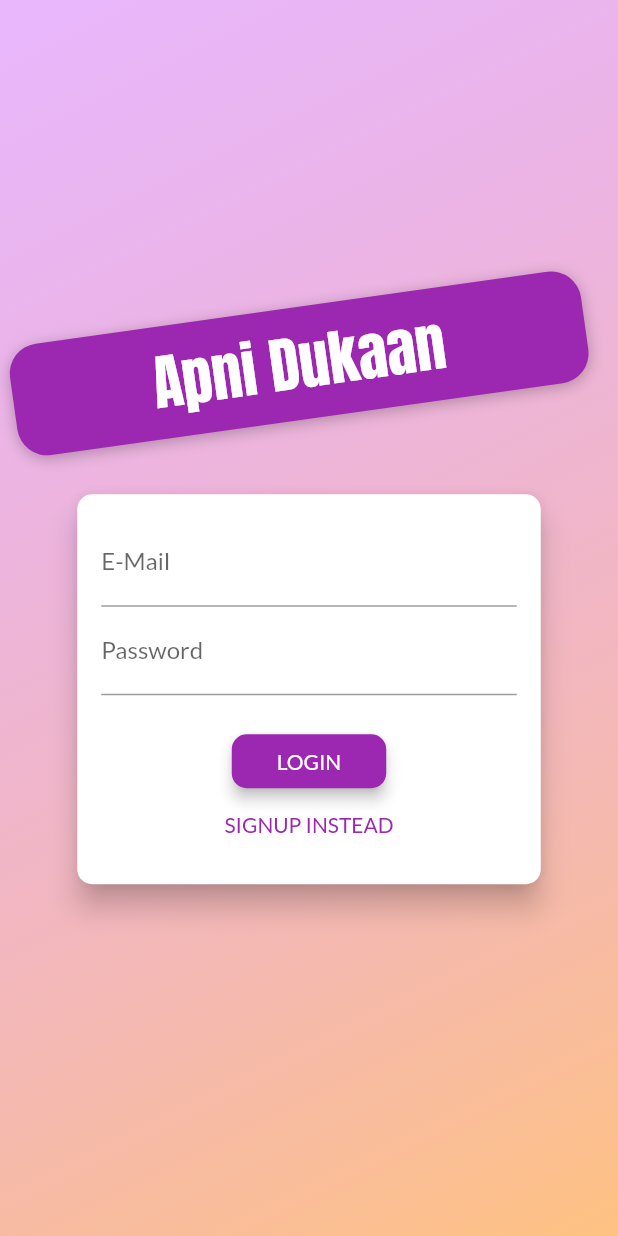
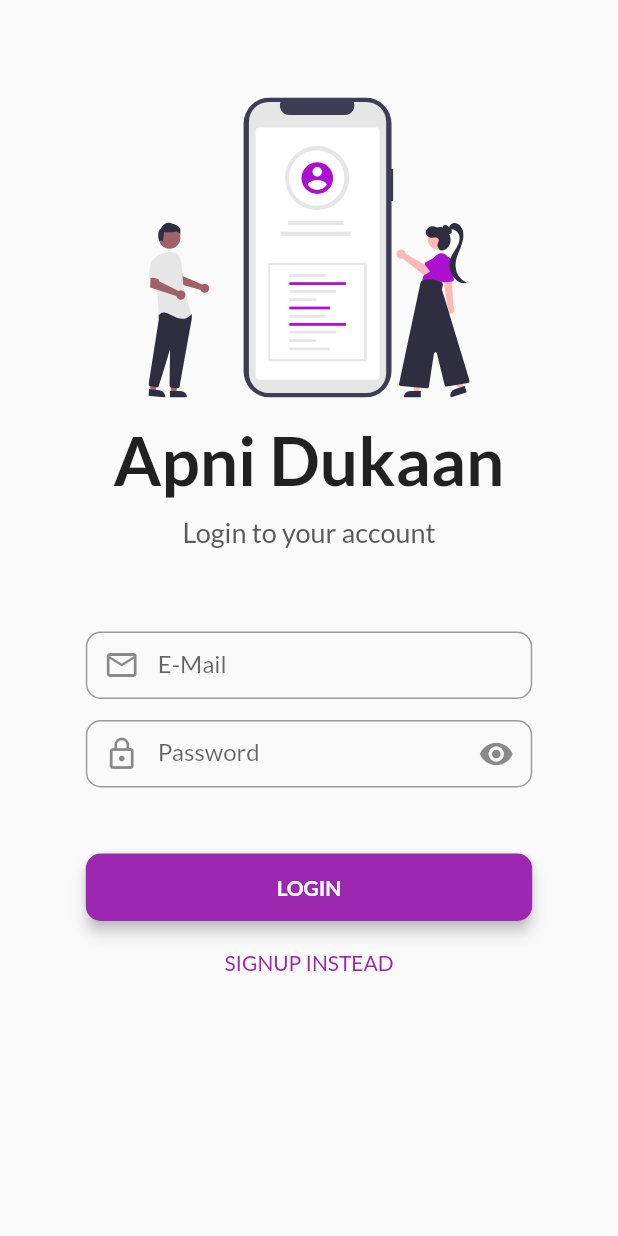
Before and after one commit to isahilgupta1306/shop_app, a Flutter app: the screen it shows after launch, on a phone screen of 412 x 824 dp. Run offline on Flutter 3.47's test engine with Material 2 defaults, Android fonts, the phone set to English and light mode, and no system bars; our stand-ins replace flutter_svg, lottie, shared_preferences.

Commit message:
UI Furnisher (new login page)

```diff
--- a/lib/main.dart
+++ b/lib/main.dart
@@ -59,7 +59,7 @@ class MyApp extends StatelessWidget {
             home: auth.isAuth
                 ? ProductOverviewScreen()
                 : FutureBuilder(
-                    future: Future.delayed(const Duration(seconds: 4), () {
+                    future: Future.delayed(const Duration(seconds: 0), () {
                       auth.tryAutoLogin();
                     }),
                     builder: (ctx, authResultSnapshot) =>
--- a/lib/screens/auth_screen.dart
+++ b/lib/screens/auth_screen.dart
@@ -1,8 +1,10 @@
 import 'dart:math';
+import 'dart:ui';
 import 'package:flutter/material.dart';
 import '../models/http_exception.dart';
 import '../provider/auth.dart';
 import 'package:provider/provider.dart';
+import 'package:flutter_svg/flutter_svg.dart';
 
 enum AuthMode { Signup, Login }
 
@@ -20,15 +22,16 @@ class AuthScreen extends StatelessWidget {
         children: <Widget>[
           Container(
             decoration: BoxDecoration(
-              gradient: LinearGradient(
-                colors: [
-                  Color.fromRGBO(215, 117, 255, 1).withOpacity(0.5),
-                  Color.fromRGBO(255, 188, 117, 1).withOpacity(0.9),
-                ],
-                begin: Alignment.topLeft,
-                end: Alignment.bottomRight,
-                stops: [0, 1],
-              ),
+              color: Color.fromRGBO(250, 250, 250, 1.0),
+              // gradient: LinearGradient(
+              //   colors: [
+              //     Color.fromRGBO(215, 117, 255, 1).withOpacity(0.5),
+              //     Color.fromRGBO(255, 188, 117, 1).withOpacity(0.9),
+              //   ],
+              //   begin: Alignment.topLeft,
+              //   end: Alignment.bottomRight,
+              //   stops: [0, 1],
+              // ),
             ),
           ),
           SingleChildScrollView(
@@ -36,39 +39,66 @@ class AuthScreen extends StatelessWidget {
               height: deviceSize.height,
               width: deviceSize.width,
               child: Column(
-                mainAxisAlignment: MainAxisAlignment.center,
                 crossAxisAlignment: CrossAxisAlignment.center,
                 children: <Widget>[
-                  Flexible(
-                    child: Container(
-                      margin: EdgeInsets.only(bottom: 20.0),
-                      padding:
-                          EdgeInsets.symmetric(vertical: 8.0, horizontal: 94.0),
-                      transform: Matrix4.rotationZ(-8 * pi / 180)
-                        ..translate(-10.0),
-                      // ..translate(-10.0),
-                      decoration: BoxDecoration(
-                        borderRadius: BorderRadius.circular(20),
-                        color: Colors.purple,
-                        boxShadow: [
-                          BoxShadow(
-                            blurRadius: 8,
-                            color: Colors.black26,
-                            offset: Offset(0, 2),
-                          )
-                        ],
+                  SizedBox(
+                    height: 65,
                   ),
-                      child: Text(
+                  SvgPicture.asset(
+                    'assets/login.svg',
+                    height: 200,
+                  ),
+                  SizedBox(
+                    height: 15,
+                  ),
+                  Text(
                     'Apni Dukaan',
+                    style: TextStyle(fontWeight: FontWeight.bold, fontSize: 45),
+                  ),
+                  SizedBox(
+                    height: 10,
+                  ),
+                  Text(
+                    'Login to your account',
                     style: TextStyle(
-                          color: Colors.white,
-                          fontSize: 40,
-                          fontFamily: 'Anton',
-                          fontWeight: FontWeight.normal,
+                      fontSize: 18,
+                      color: Color.fromRGBO(89, 89, 89, 1.0),
                     ),
                   ),
+                  SizedBox(
+                    height: 35,
                   ),
-                  ),
+                  // Flexible(
+                  //   child: Container(
+                  //     margin: EdgeInsets.only(bottom: 20.0),
+                  //     padding:
+                  //         EdgeInsets.symmetric(vertical: 8.0, horizontal: 94.0),
+                  //     transform: Matrix4.rotationZ(-8 * pi / 180)
+                  //       ..translate(-10.0),
+                  //     // ..translate(-10.0),
+                  //     decoration: BoxDecoration(
+                  //       borderRadius: BorderRadius.circular(20),
+                  //       color: Colors.purple,
+                  //       boxShadow: [
+                  //         BoxShadow(
+                  //           blurRadius: 8,
+                  //           color: Colors.black26,
+                  //           offset: Offset(0, 2),
+                  //         )
+                  //       ],
+                  //     ),
+                  //     child: Text(
+                  //       'Apni Dukaan',
+                  //       style: TextStyle(
+                  //         color: Colors.white,
+                  //         fontSize: 40,
+                  //         fontFamily: 'Anton',
+                  //         fontWeight: FontWeight.normal,
+                  //       ),
+                  //     ),
+                  //   ),
+                  // ),
+
                   Flexible(
                     flex: deviceSize.width > 600 ? 2 : 1,
                     child: AuthCard(),
@@ -105,6 +135,7 @@ class _AuthCardState extends State<AuthCard>
   AnimationController _controller;
   Animation<Offset> _slideAnimation;
   Animation<double> _opacityAnimation;
+  bool _obscureText = true;
 
   @override
   void initState() {
@@ -120,6 +151,12 @@ class _AuthCardState extends State<AuthCard>
     //_heightAnimation.addListener(() => setState(() {}));
     _opacityAnimation = Tween<double>(begin: 0.0, end: 1.0)
         .animate(CurvedAnimation(parent: _controller, curve: Curves.easeInOut));
+  }
+
+  void _toggle() {
+    setState(() {
+      _obscureText = !_obscureText;
+    });
   }
 
   void _showErrorDialog(String message) {
@@ -204,26 +241,41 @@ class _AuthCardState extends State<AuthCard>
   Widget build(BuildContext context) {
     final deviceSize = MediaQuery.of(context).size;
     return Card(
+      color: Color.fromRGBO(250, 250, 250, 1.0),
       shape: RoundedRectangleBorder(
         borderRadius: BorderRadius.circular(10.0),
       ),
-      elevation: 8.0,
+      elevation: 0,
+      borderOnForeground: true,
       child: AnimatedContainer(
         duration: Duration(milliseconds: 300),
         curve: Curves.easeIn,
-        height: _authMode == AuthMode.Signup ? 320 : 260,
+        height: _authMode == AuthMode.Signup ? 320 : 280,
         constraints: BoxConstraints(
-          minHeight: _authMode == AuthMode.Signup ? 320 : 260,
+          minHeight: _authMode == AuthMode.Signup ? 320 : 280,
         ),
-        width: deviceSize.width * 0.75,
+        width: deviceSize.width * 0.80,
         padding: EdgeInsets.all(16.0),
         child: Form(
           key: _formKey,
           child: SingleChildScrollView(
             child: Column(
               children: <Widget>[
-                TextFormField(
-                  decoration: InputDecoration(labelText: 'E-Mail'),
+                SizedBox(
+                  height: 45,
+                  child: TextFormField(
+                    decoration: InputDecoration(
+                      prefixIcon: Icon(
+                        Icons.email_outlined,
+                      ),
+                      labelText: 'E-Mail',
+                      border: const OutlineInputBorder(
+                        borderRadius: BorderRadius.all(
+                          Radius.circular(10),
+                        ),
+                        borderSide: BorderSide(color: Colors.purple),
+                      ),
+                    ),
                     keyboardType: TextInputType.emailAddress,
                     validator: (value) {
                       if (value.isEmpty || !value.contains('@')) {
@@ -235,9 +287,30 @@ class _AuthCardState extends State<AuthCard>
                       _authData['email'] = value;
                     },
                   ),
-                TextFormField(
-                  decoration: InputDecoration(labelText: 'Password'),
-                  obscureText: true,
+                ),
+                SizedBox(
+                  height: 14,
+                ),
+                SizedBox(
+                  height: 45,
+                  child: TextFormField(
+                    decoration: InputDecoration(
+                      prefixIcon: Icon(Icons.lock_outline),
+                      labelText: 'Password',
+                      border: const OutlineInputBorder(
+                        borderRadius: BorderRadius.all(
+                          Radius.circular(10),
+                        ),
+                        borderSide: BorderSide(color: Colors.purple),
+                      ),
+                      suffixIcon: IconButton(
+                        icon: _obscureText
+                            ? Icon(Icons.visibility)
+                            : Icon(Icons.visibility_off),
+                        onPressed: _toggle,
+                      ),
+                    ),
+                    obscureText: _obscureText,
                     controller: _passwordController,
                     validator: (value) {
                       if (value.isEmpty || value.length < 5) {
@@ -249,16 +322,36 @@ class _AuthCardState extends State<AuthCard>
                       _authData['password'] = value;
                     },
                   ),
+                ),
+                SizedBox(
+                  height: 14,
+                ),
                 if (_authMode == AuthMode.Signup)
                   FadeTransition(
                     opacity: _opacityAnimation,
                     child: SlideTransition(
                       position: _slideAnimation,
+                      child: SizedBox(
+                        height: 45,
                         child: TextFormField(
                           enabled: _authMode == AuthMode.Signup,
-                        decoration:
-                            InputDecoration(labelText: 'Confirm Password'),
-                        obscureText: true,
+                          decoration: InputDecoration(
+                            prefixIcon: Icon(Icons.lock_outline),
+                            labelText: 'Confirm Password',
+                            border: const OutlineInputBorder(
+                              borderRadius: BorderRadius.all(
+                                Radius.circular(10),
+                              ),
+                              borderSide: BorderSide(color: Colors.purple),
+                            ),
+                            suffixIcon: IconButton(
+                              icon: _obscureText
+                                  ? Icon(Icons.visibility)
+                                  : Icon(Icons.visibility_off),
+                              onPressed: _toggle,
+                            ),
+                          ),
+                          obscureText: _obscureText,
                           validator: _authMode == AuthMode.Signup
                               ? (value) {
                                   if (value != _passwordController.text) {
@@ -270,15 +363,21 @@ class _AuthCardState extends State<AuthCard>
                         ),
                       ),
                     ),
+                  ),
                 SizedBox(
-                  height: 20,
+                  height: 30,
                 ),
                 if (_isLoading)
                   CircularProgressIndicator()
                 else
-                  RaisedButton(
-                    child:
-                        Text(_authMode == AuthMode.Login ? 'LOGIN' : 'SIGN UP'),
+                  SizedBox(
+                    height: 45,
+                    width: 300,
+                    child: RaisedButton(
+                      child: Text(
+                        _authMode == AuthMode.Login ? 'LOGIN' : 'SIGN UP',
+                        style: TextStyle(fontWeight: FontWeight.bold),
+                      ),
                       onPressed: _submit,
                       shape: RoundedRectangleBorder(
                         borderRadius: BorderRadius.circular(10),
@@ -287,7 +386,12 @@ class _AuthCardState extends State<AuthCard>
                       padding:
                           EdgeInsets.symmetric(horizontal: 30.0, vertical: 8.0),
                       color: Theme.of(context).primaryColor,
-                    textColor: Theme.of(context).primaryTextTheme.button.color,
+                      textColor:
+                          Theme.of(context).primaryTextTheme.button.color,
+                    ),
+                  ),
+                SizedBox(
+                  height: 10,
                 ),
                 FlatButton(
                   child: Text(
--- a/pubspec.yaml
+++ b/pubspec.yaml
@@ -22,9 +22,9 @@ dependencies:
   provider: ^5.0.0
   intl: ^0.17.0
   http: ^0.13.0
-  flutter_svg: ^0.19.3
   shared_preferences: ^2.0.5
   lottie: ^1.0.1
+  flutter_svg: ^0.19.3
   #flutter_statusbarcolor: ^0.2.3
 
   # The following adds the Cupertino Icons font to your application.
@@ -49,9 +49,10 @@ flutter:
 
   # To add assets to your application, add an assets section, like this:
   assets:
-   - assets/svg/wave.svg
    - assets/product-placeholder.png
    - assets/animation/lottieAnim.json
+   - assets/login.svg
+
 
   # An image asset can refer to one or more resolution-specific "variants", see
   # https://flutter.dev/assets-and-images/#resolution-aware.
```
Also changed, not shown: assets/login.svg (added). Lines whose indentation alone changed are shown as unchanged.
